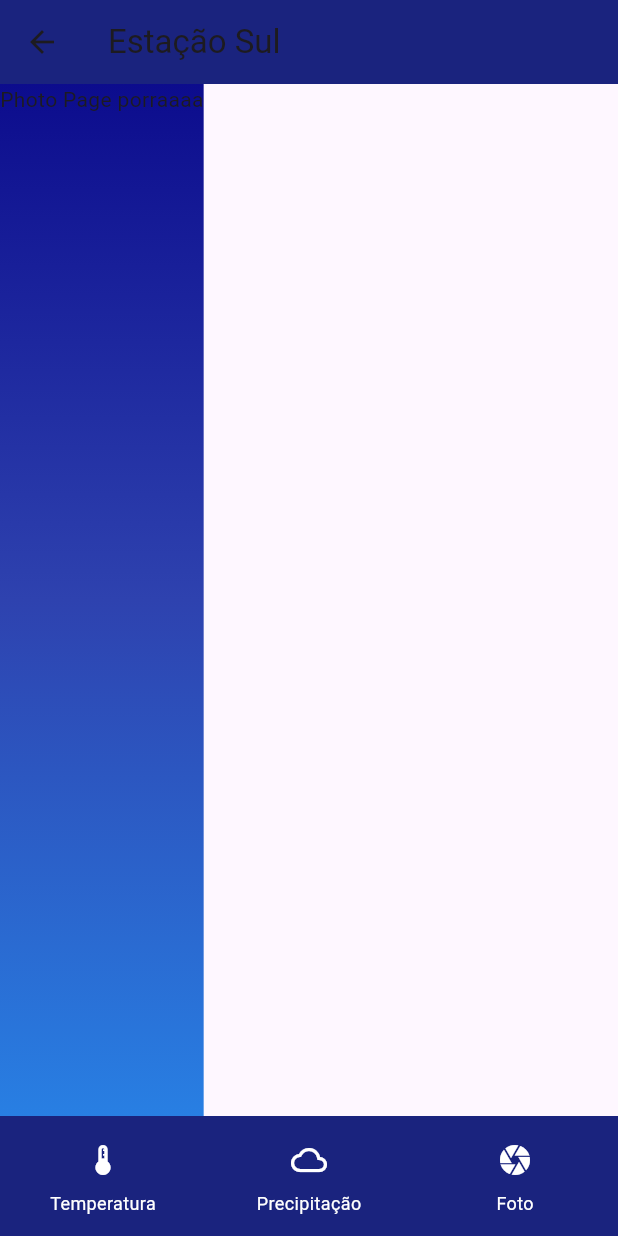
After one commit to Gustavocurty/MockitoTeste, a Flutter app: the MeasuresPage screen opened directly with sample values from the repository, item 3 of the bottom bar chosen, on a phone screen of 412 x 824 dp. The commit adds this screen. Run offline on Flutter 3.47's test engine with Material 3 defaults, Android fonts, the phone set to English and light mode, and no system bars; our stand-ins replace sizer; network calls fail.

Commit message:
Atualização páginas Tempreature e gradiente

```diff
--- a/lib/main.dart
+++ b/lib/main.dart
@@ -3,5 +3,5 @@ import 'package:ghibli/appWidget.dart';
 
 void main() {
   WidgetsFlutterBinding;
-  runApp(AppWidget());
+  runApp(const AppWidget());
 }
--- /dev/null
+++ b/lib/screens/measures.dart
@@ -0,0 +1,170 @@
+// ignore_for_file: prefer_const_constructors
+
+import 'package:flutter/material.dart';
+import 'package:ghibli/screens/navigatorPages/photoPage.dart';
+import 'package:ghibli/screens/navigatorPages/precipatation.dart';
+import 'package:ghibli/screens/navigatorPages/temperature.dart';
+import 'package:sizer/sizer.dart';
+import '../services/estacao/classStation.dart';
+
+class MeasuresPage extends StatefulWidget {
+  final Measures station;
+
+  const MeasuresPage({super.key, required this.station});
+
+  @override
+  State<MeasuresPage> createState() => _MeasuresPageState();
+}
+
+class _MeasuresPageState extends State<MeasuresPage> {
+  late double temperature; // Armazena a temperatura calculada
+  int currentPageIndex = 0;
+
+  @override
+  void initState() {
+    super.initState();
+    temperature = _getTemperatureByStation(widget.station.id);
+  }
+
+  double _getTemperatureByStation(int stationId) {
+    // Simulação de busca de temperatura com base no ID da estação
+    // Substitua por sua lógica de recuperação real
+    final mockData = {
+      1: 18.5,
+      2: 22.0,
+      3: 28.5,
+      4: 25.0,
+    };
+    return mockData[stationId] ?? 20.0; // Retorna 20.0 como valor padrão
+  }
+
+  List<Color> calculateBackgroundGradient(double temperature) {
+    if (temperature < 20) {
+      return [
+        Color.fromARGB(255, 12, 12, 141),
+        Color.fromARGB(255, 46, 66, 175),
+        Color.fromARGB(255, 40, 127, 227),
+      ];
+    } else if (temperature >= 20 && temperature <= 26) {
+      return [
+        Color.fromARGB(255, 6, 173, 179),
+        Color.fromARGB(255, 34, 138, 182),
+        Color.fromARGB(255, 30, 150, 166),
+      ];
+    } else {
+      return [
+        Color.fromARGB(255, 220, 59, 10),
+        Color.fromARGB(255, 196, 119, 11),
+        Color.fromARGB(255, 239, 167, 13),
+        Color.fromARGB(255, 182, 161, 3),
+      ];
+    }
+  }
+
+  // ignore: non_constant_identifier_names
+  Color AppBarBackgroundColor(double temperature) {
+    if (temperature < 20) {
+      return Color(0xFF1A237E);
+    } else if (temperature >= 20 && temperature <= 26) {
+      return Color.fromARGB(255, 16, 99, 116);
+    } else {
+      return Color.fromARGB(255, 167, 39, 0);
+    }
+  }
+
+  @override
+  Widget build(BuildContext context) {
+    // Mapear sensores para páginas
+    final sensorPages = {
+      'precipitation': PrecipitationPage(station: widget.station),
+      'temperature': TemperaturePage(id: widget.station.id),
+      'photo': PhotoPage(),
+    };
+
+    final sensorDestinations = {
+      'precipitation': NavigationDestination(
+        selectedIcon: Icon(Icons.cloud),
+        icon: Icon(Icons.cloud_outlined),
+        label: "Precipitação",
+      ),
+      'temperature': NavigationDestination(
+        selectedIcon: Icon(Icons.thermostat),
+        icon: Icon(Icons.thermostat_outlined),
+        label: "Temperatura",
+      ),
+      'photo': NavigationDestination(
+        selectedIcon: Icon(Icons.camera),
+        icon: Icon(Icons.camera_outlined),
+        label: "Foto",
+      ),
+    };
+
+    // Filtrar páginas e destinos com base nos sensores disponíveis
+    final availablePages = widget.station.sensors
+        .where((sensor) => sensorPages.containsKey(sensor))
+        .map((sensor) => sensorPages[sensor]!)
+        .toList();
+
+    final availableDestinations = widget.station.sensors
+        .where((sensor) => sensorDestinations.containsKey(sensor))
+        .map((sensor) => sensorDestinations[sensor]!)
+        .toList();
+
+    // Validar o índice para evitar RangeError
+    if (currentPageIndex >= availablePages.length) {
+      currentPageIndex = 0;
+    }
+
+    return Scaffold(
+      appBar: AppBar(
+        title: Text(widget.station.name),
+        backgroundColor: AppBarBackgroundColor(temperature),
+      ),
+      body: Container(
+        height: 100.h,
+        decoration: BoxDecoration(
+          gradient: LinearGradient(
+            colors: calculateBackgroundGradient(temperature),
+            begin: Alignment.topCenter,
+            end: Alignment.bottomCenter,
+          ),
+        ),
+        child: availablePages.isNotEmpty
+            ? availablePages[currentPageIndex]
+            : Center(
+                child: Text("Nenhuma página disponível para os sensores.")),
+      ),
+      bottomNavigationBar: availableDestinations.isNotEmpty
+    ? NavigationBarTheme(
+        data: NavigationBarThemeData(
+          labelTextStyle: WidgetStateProperty.all(
+            TextStyle(
+              color: Colors.white,
+              fontSize: 12,
+            ),
+          ),
+          iconTheme: WidgetStateProperty.all(IconThemeData(
+            color: Colors.white, // Define o ícone como branco
+          )),
+        ),
+        child: NavigationBar(
+          onDestinationSelected: (int index) {
+            setState(() {
+              currentPageIndex = index;
+            });
+          },
+          indicatorColor: Colors.transparent,
+          selectedIndex: currentPageIndex,
+          destinations: availableDestinations,
+          labelBehavior: NavigationDestinationLabelBehavior.alwaysShow,
+          backgroundColor: AppBarBackgroundColor(temperature),
+          elevation: 4,
+          surfaceTintColor: AppBarBackgroundColor(temperature),
+        ),
+      )
+    : null,
+
+
+    );
+  }
+}
--- /dev/null
+++ b/lib/screens/navigatorPages/photoPage.dart
@@ -0,0 +1,15 @@
+import 'package:flutter/material.dart';
+
+class PhotoPage extends StatefulWidget {
+  const PhotoPage({super.key});
+
+  @override
+  State<PhotoPage> createState() => _PhotoPageState();
+}
+
+class _PhotoPageState extends State<PhotoPage> {
+  @override
+  Widget build(BuildContext context) {
+    return const Text("Photo Page porraaaa");
+  }
+}
--- a/lib/services/estacao/classStation.dart
+++ b/lib/services/estacao/classStation.dart
@@ -25,7 +25,7 @@ class MockDatabase {
         name: "Estação Sul",
         logo: "https://encrypted-tbn0.gstatic.com/images?q=tbn:ANd9GcSe2aH24tnJ35O5EjUzNRb_W946TMcpKczO5g&s",
         location: 'Minas Gerais, MG',
-        sensors: {"temperature", "preciptation", "photo"},
+        sensors: {"temperature", "precipitation", "photo"},
         infoUrl: "https://www.youtube.com/watch?v=UGJe1lEQrSg"
       ),
       Measures(
@@ -33,7 +33,7 @@ class MockDatabase {
         name: "Estação Norte",
         logo: "https://encrypted-tbn0.gstatic.com/images?q=tbn:ANd9GcT4VZ7cod-WKzncO1pw_P5klwDaKBG-ncF7VQ&s",
         location: 'Rio de Janeiro, RJ',
-        sensors: {"temperature", "preciptation"},
+        sensors: {"temperature", "precipitation"},
         infoUrl: "https://www.youtube.com/watch?v=UGJe1lEQrSg"
       ),
       Measures(
@@ -49,7 +49,15 @@ class MockDatabase {
         name: "Estação Leste",
         logo: "https://encrypted-tbn0.gstatic.com/images?q=tbn:ANd9GcSTBRp76PaB046iybc_0BbniiATDpRjYEwjhA&s",
         location: "Rio de Janeiro, RJ",
-        sensors: {"temperature"},
+        sensors: {"precipitation" , "photo"},
+        infoUrl: "https://www.dio.me/articles/trabalhando-com-mocks-em-dart-um-guia-completo",
+      ),
+      Measures(
+        id: 5,
+        name: "Estação Sudeoeste",
+        logo: "https://encrypted-tbn0.gstatic.com/images?q=tbn:ANd9GcSTBRp76PaB046iybc_0BbniiATDpRjYEwjhA&s",
+        location: "Minas Gerais, MG",
+        sensors: {"temperature", "photo", "precipitation"},
         infoUrl: "https://www.dio.me/articles/trabalhando-com-mocks-em-dart-um-guia-completo",
       ),
     ];
```
Also changed, not shown: lib/screens/home.dart (+32 -8 lines), lib/screens/navigatorPages/precipatation.dart (renamed from lib/screens/precipatation.dart, +9 -4 lines), lib/screens/navigatorPages/temperature.dart (added, +75 -0 lines), lib/screens/temperature.dart (deleted, +0 -17 lines), 1 other file.
